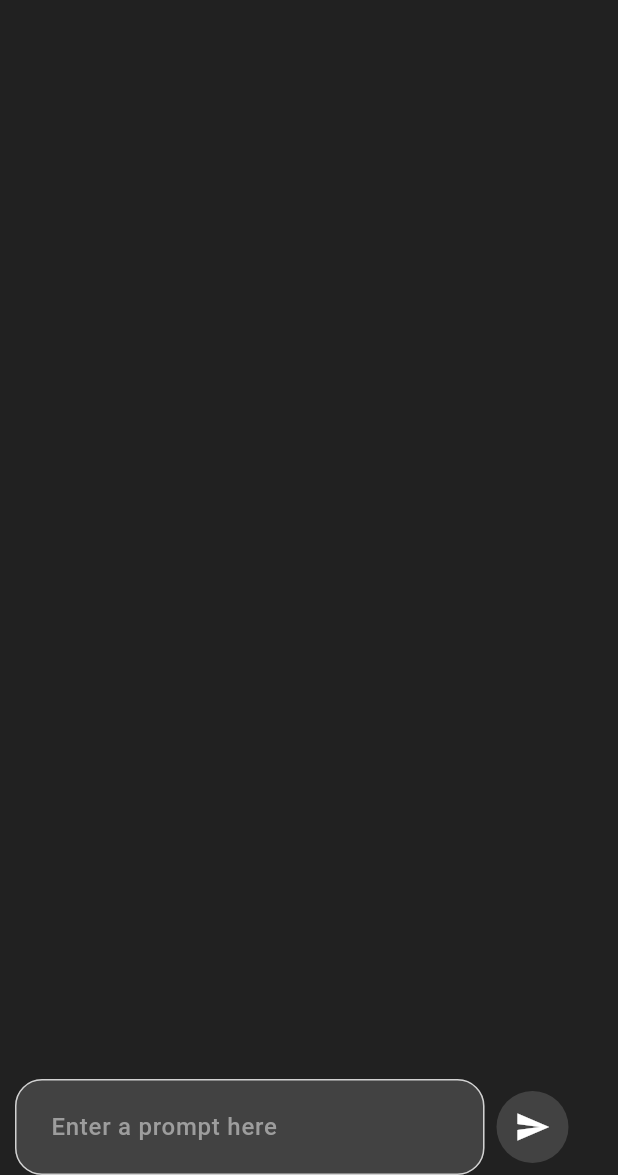
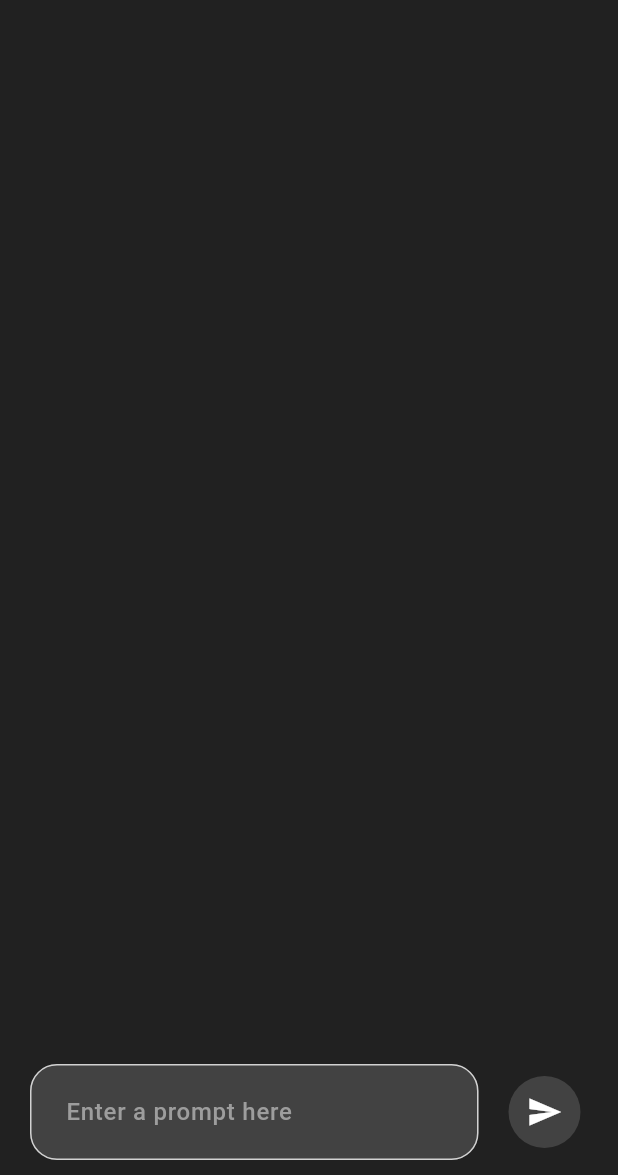
Before and after one commit to adnanpanakkad/i_bot, a Flutter app: the screen it shows after launch, on a phone screen of 412 x 824 dp, the part 61-1236 px from its top. Run offline on Flutter 3.47's test engine with Material 3 defaults, Android fonts, the phone set to English and light mode, and no system bars; our stand-ins replace animated_text_kit, google_generative_ai; Roboto replaces fonts that are missing (Urbanist).

Commit message:
(feat):implimented chat bot

```diff
--- /dev/null
+++ b/lib/api/api_key.dart
@@ -0,0 +1,3 @@
+class Apikey {
+  String apIKey = "AIzaSyAMWFDPfO3fTtXPkL1gS3cXiHE4XqKrNEw";
+}
--- a/lib/main.dart
+++ b/lib/main.dart
@@ -1,5 +1,6 @@
 import 'package:flutter/material.dart';
 import 'package:i_bot/view/home.dart';
+import 'package:i_bot/view/splash_screen.dart';
 
 void main() {
   runApp(const MyApp());
@@ -15,7 +16,7 @@ class MyApp extends StatelessWidget {
       theme: ThemeData.dark(),
       debugShowCheckedModeBanner: false,
       title: 'Flutter Demo',
-      home: HomeScreen(),
+      home: SplashScreen(),
     );
   }
 }
--- a/lib/view/home.dart
+++ b/lib/view/home.dart
@@ -1,3 +1,4 @@
+import 'package:i_bot/api/api_key.dart';
 import 'package:i_bot/widget/ui/appbar.dart';
 import 'package:intl/intl.dart';
 import 'package:flutter/material.dart';
@@ -16,10 +17,11 @@ class HomeScreen extends StatefulWidget {
 
 class _HomeScreenState extends State<HomeScreen> {
   final TextEditingController _promtController = TextEditingController();
-  static const String apiKey = "AIzaSyAMWFDPfO3fTtXPkL1gS3cXiHE4XqKrNEw";
+  // static const String apIKey = "AIzaSyAMWFDPfO3fTtXPkL1gS3cXiHE4XqKrNEw";
 
-  final model = GenerativeModel(model: 'gemini-pro', apiKey: apiKey);
+  final model = GenerativeModel(model: 'gemini-pro', apiKey: Apikey().apIKey);
   final List<MessageModel> _messages = [];
+  bool _isLoading = false;
 
   Future<void> sendMessage() async {
     final message = _promtController.text;
@@ -28,12 +30,14 @@ class _HomeScreenState extends State<HomeScreen> {
       _messages.add(
         MessageModel(isUser: true, message: message, date: DateTime.now()),
       );
+      _isLoading = true;
     });
 
     final content = [Content.text(message)];
     final response = await model.generateContent(content);
 
     setState(() {
+      _isLoading = false;
       _messages.add(
         MessageModel(
           isUser: false,
@@ -59,8 +63,19 @@ class _HomeScreenState extends State<HomeScreen> {
             children: [
               Expanded(
                 child: ListView.builder(
-                  itemCount: _messages.length,
+                  itemCount: _messages.length + (_isLoading ? 1 : 0),
                   itemBuilder: (context, index) {
+                    if (index == _messages.length) {
+                      return const Center(
+                        child: Padding(
+                          padding: EdgeInsets.symmetric(vertical: 10),
+                          child: CircularProgressIndicator(
+                            color: Colors.white,
+                          ),
+                        ),
+                      );
+                    }
+
                     final message = _messages[index];
                     final formattedDate =
                         DateFormat('hh:mm').format(message.date);
@@ -76,25 +91,25 @@ class _HomeScreenState extends State<HomeScreen> {
               Row(
                 children: [
                   Expanded(
+                    child: Padding(
+                      padding: const EdgeInsets.all(10),
                       child: CustomTextfield(
                         controller: _promtController,
                         hintText: 'Enter a prompt here',
                       ),
                     ),
-                  Padding(
-                    padding: EdgeInsets.all(8),
-                    child: Container(
+                  ),
+                  Container(
                     decoration: BoxDecoration(
                       color: Colors.grey.shade800,
                       shape: BoxShape.circle,
                     ),
-                      margin: const EdgeInsets.only(right: 15),
+                    margin: const EdgeInsets.only(right: 15, left: 10),
                     child: IconButton(
                       onPressed: sendMessage,
                       icon: const Icon(
                         Icons.send,
                         color: Colors.white,
-                        ),
                       ),
                     ),
                   ),
--- a/lib/widget/ui/custom_textstyle.dart
+++ b/lib/widget/ui/custom_textstyle.dart
@@ -1,4 +1,5 @@
 import 'package:flutter/material.dart';
+import 'package:flutter/widgets.dart';
 import 'package:i_bot/widget/constent/colors.dart';
 
 class CustomTextStyle {
@@ -14,7 +15,7 @@ class CustomTextStyle {
       fontSize: 29,
       fontWeight: FontWeight.w600,
       fontFamily: 'Urbanist',
-      color: Color.fromARGB(255, 53, 53, 53));
+      color: Colors.cyanAccent);
 
   static const TextStyle swipeTextStyle = TextStyle(
       fontSize: 17,
--- a/pubspec.yaml
+++ b/pubspec.yaml
@@ -37,6 +37,8 @@ dependencies:
   cupertino_icons: ^1.0.6
   google_generative_ai: ^0.4.5
   intl: ^0.19.0
+  shimmer: ^3.0.0
+  animated_text_kit: ^4.2.2
 
 dev_dependencies:
   flutter_test:
@@ -61,8 +63,8 @@ flutter:
   uses-material-design: true
 
   # To add assets to your application, add an assets section, like this:
-  # assets:
-  #   - images/a_dot_burr.jpeg
+  assets:
+      - assets\Screenshot_2024-08-29_145039-removebg-preview.png
   #   - images/a_dot_ham.jpeg
 
   # An image asset can refer to one or more resolution-specific "variants", see
```
Also changed, not shown: lib/view/splash_screen.dart (added, +79 -0 lines), pubspec.lock. Lines whose indentation alone changed are shown as unchanged.
